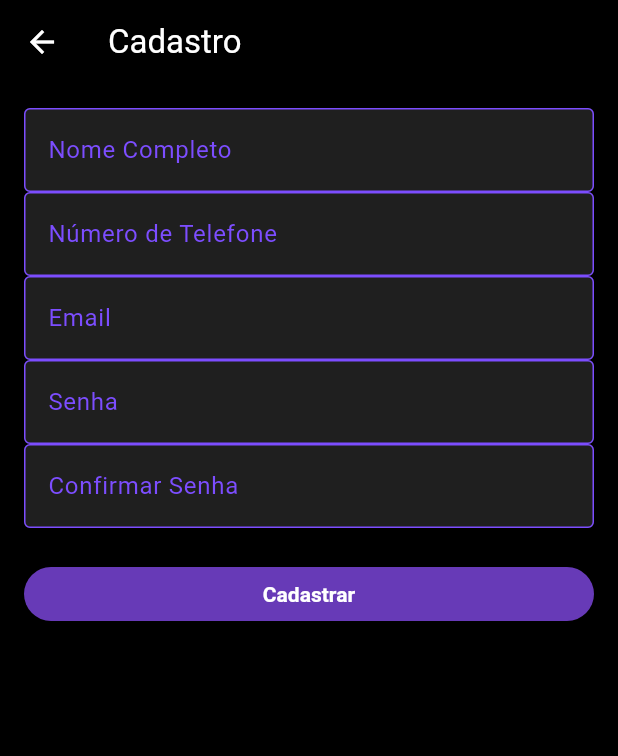
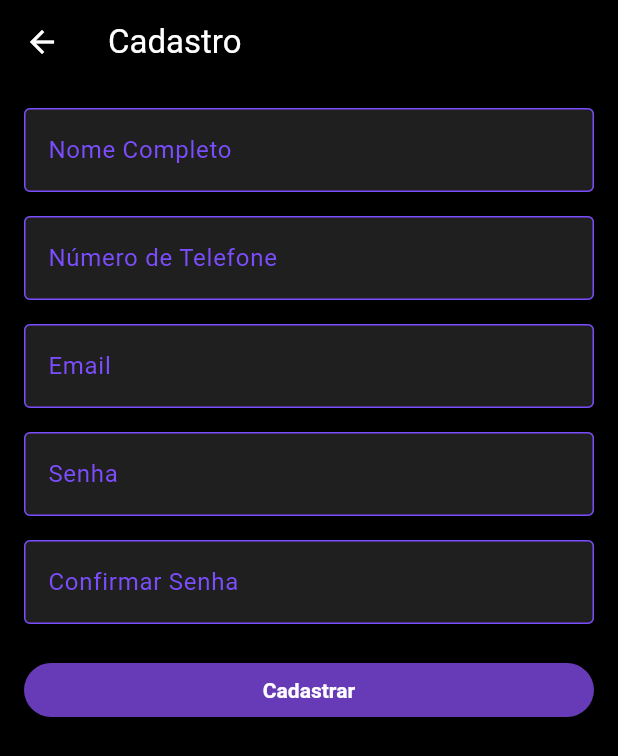
Before and after one commit to Guilherme-PM/key-protect, a Flutter app: the RegisterScreen screen opened by its route, on a phone screen of 412 x 824 dp. Shown: the top 756 px of the screen. Run offline on Flutter 3.47's test engine with Material 3 defaults, Android fonts, the phone set to English and light mode, and no system bars; our stand-ins replace firebase_auth, firebase_core; accounts and stored records are empty.

Commit message:
fix(): espaçamento register

```diff
--- a/lib/main.dart
+++ b/lib/main.dart
@@ -14,6 +14,8 @@ void main() async {
 }
 
 class MyApp extends StatelessWidget {
+  const MyApp({super.key});
+
   @override
   Widget build(BuildContext context) {
     return MaterialApp(
--- a/lib/screens/list_passwords_screen.dart
+++ b/lib/screens/list_passwords_screen.dart
@@ -1,7 +1,7 @@
 import 'package:flutter/material.dart';
 
 class PasswordListScreen extends StatelessWidget {
-  const PasswordListScreen({Key? key}) : super(key: key);
+  const PasswordListScreen({super.key});
 
   @override
   Widget build(BuildContext context) {
--- a/lib/screens/login_screen.dart
+++ b/lib/screens/login_screen.dart
@@ -2,7 +2,7 @@
 import 'package:flutter/material.dart';
 
 class LoginScreen extends StatelessWidget {
-  const LoginScreen({Key? key}) : super(key: key);
+  const LoginScreen({super.key});
 
   @override
   Widget build(BuildContext context) {
--- a/lib/screens/register_screen.dart
+++ b/lib/screens/register_screen.dart
@@ -1,4 +1,3 @@
-
 import 'package:flutter/material.dart';
 import 'package:firebase_auth/firebase_auth.dart';
 
@@ -9,6 +8,8 @@ class RegisterScreen extends StatelessWidget {
   final passwordController = TextEditingController();
   final confirmPasswordController = TextEditingController();
 
+  RegisterScreen({super.key});
+
   Future<void> registerUser(BuildContext context) async {
     if (passwordController.text == confirmPasswordController.text) {
       try {
@@ -17,7 +18,7 @@ class RegisterScreen extends StatelessWidget {
           password: passwordController.text,
         );
         ScaffoldMessenger.of(context).showSnackBar(
-          SnackBar(content: Text('Usuário cadastrado com sucesso!')),
+          const SnackBar(content: Text('Usuário cadastrado com sucesso!')),
         );
       } catch (e) {
         ScaffoldMessenger.of(context).showSnackBar(
@@ -26,7 +27,7 @@ class RegisterScreen extends StatelessWidget {
       }
     } else {
       ScaffoldMessenger.of(context).showSnackBar(
-        SnackBar(content: Text('As senhas não coincidem')),
+        const SnackBar(content: Text('As senhas não coincidem')),
       );
     }
   }
@@ -34,39 +35,43 @@ class RegisterScreen extends StatelessWidget {
   @override
   Widget build(BuildContext context) {
     return Scaffold(
-      appBar: AppBar(title: Text('Cadastro')),
+      appBar: AppBar(title: const Text('Cadastro')),
       body: Padding(
         padding: const EdgeInsets.all(16.0),
         child: Column(
           children: [
             TextField(
               controller: fullNameController,
-              decoration: InputDecoration(labelText: 'Nome Completo'),
+              decoration: const InputDecoration(labelText: 'Nome Completo'),
             ),
+            const SizedBox(height: 16),
             TextField(
               controller: phoneController,
-              decoration: InputDecoration(labelText: 'Número de Telefone'),
+              decoration: const InputDecoration(labelText: 'Número de Telefone'),
               keyboardType: TextInputType.phone,
             ),
+            const SizedBox(height: 16),
             TextField(
               controller: emailController,
-              decoration: InputDecoration(labelText: 'Email'),
+              decoration: const InputDecoration(labelText: 'Email'),
               keyboardType: TextInputType.emailAddress,
             ),
+            const SizedBox(height: 16),
             TextField(
               controller: passwordController,
-              decoration: InputDecoration(labelText: 'Senha'),
+              decoration: const InputDecoration(labelText: 'Senha'),
               obscureText: true,
             ),
+            const SizedBox(height: 16),
             TextField(
               controller: confirmPasswordController,
-              decoration: InputDecoration(labelText: 'Confirmar Senha'),
+              decoration: const InputDecoration(labelText: 'Confirmar Senha'),
               obscureText: true,
             ),
-            SizedBox(height: 20),
+            const SizedBox(height: 20),
             ElevatedButton(
               onPressed: () => registerUser(context),
-              child: Text('Cadastrar'),
+              child: const Text('Cadastrar'),
             ),
           ],
         ),
--- a/pubspec.yaml
+++ b/pubspec.yaml
@@ -37,8 +37,8 @@ dependencies:
   firebase_core: ^3.6.0
   firebase_auth: ^5.3.1
   cloud_firestore: ^5.4.4
-  google_sign_in: ^5.4.0
-  apple_sign_in: ^0.1.0
+  google_sign_in: ^5.0.0
+  sign_in_with_apple: ^3.0.0
 
 dev_dependencies:
   flutter_test:
```
Also changed, not shown: pubspec.lock, 1 other file.
